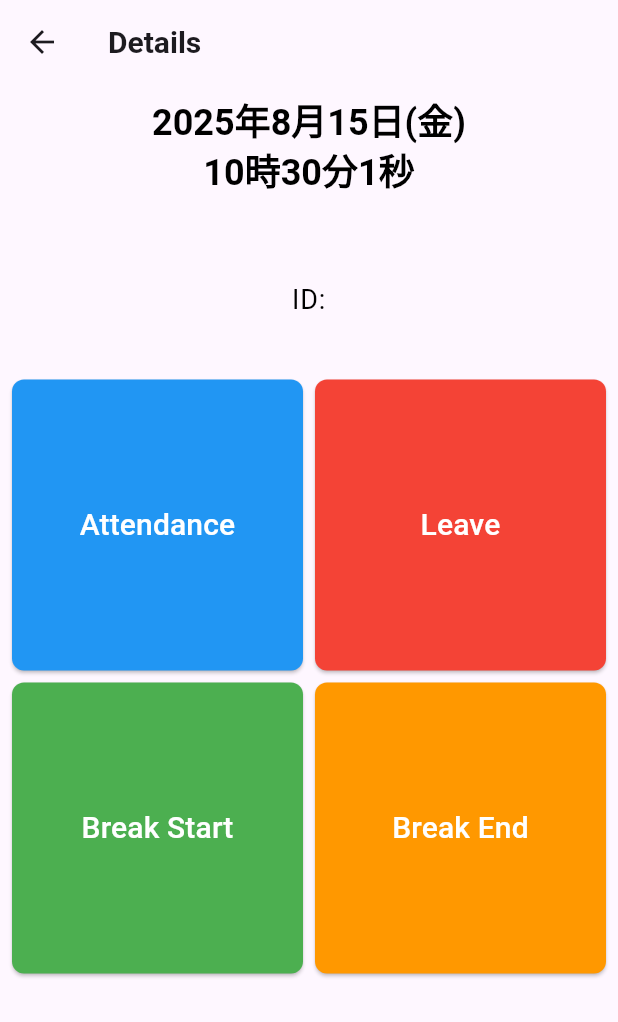
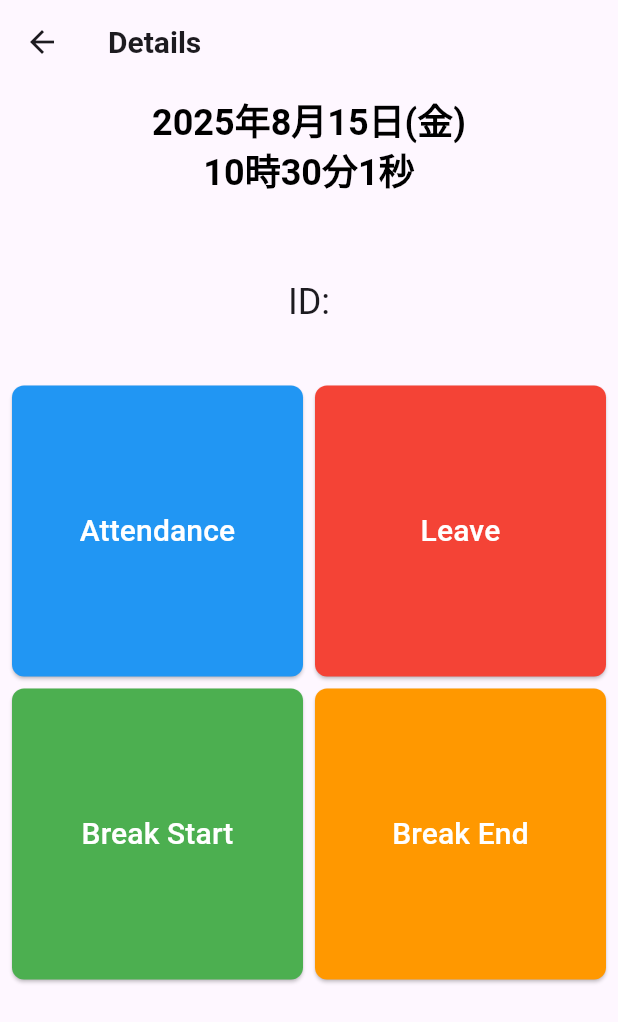
Before and after one commit to satoyan/demo_qr_scanner, a Flutter app: the AttendanceStatusScreen screen opened directly with empty values, on a phone screen of 412 x 824 dp. Shown: the top 1022 px of the screen. Run offline on Flutter 3.47's test engine with Material 3 defaults, Android fonts, the phone set to English and light mode, and no system bars; our stand-ins replace connectivity_plus, drift, get, logger; missing offline and left inert: mobile_scanner; accounts and stored records are empty; generated files the repository leaves out were written again.

Commit message:
feat: 勤怠画面のユーザー情報テキストサイズを調整

```diff
--- a/lib/features/attendance/presentation/screens/attendance_status_screen.dart
+++ b/lib/features/attendance/presentation/screens/attendance_status_screen.dart
@@ -62,12 +62,12 @@ class AttendanceStatusScreen extends GetView<AttendanceStatusController> {
               children: [
                 Text(
                   employee.name,
-                  style: context.theme.textTheme.headlineSmall,
+                  style: context.theme.textTheme.headlineMedium,
                   textAlign: TextAlign.center,
                 ),
                 Text(
                   'ID: ${employee.id}',
-                  style: context.theme.textTheme.bodyLarge,
+                  style: context.theme.textTheme.headlineSmall,
                   textAlign: TextAlign.center,
                 ),
               ],
```
